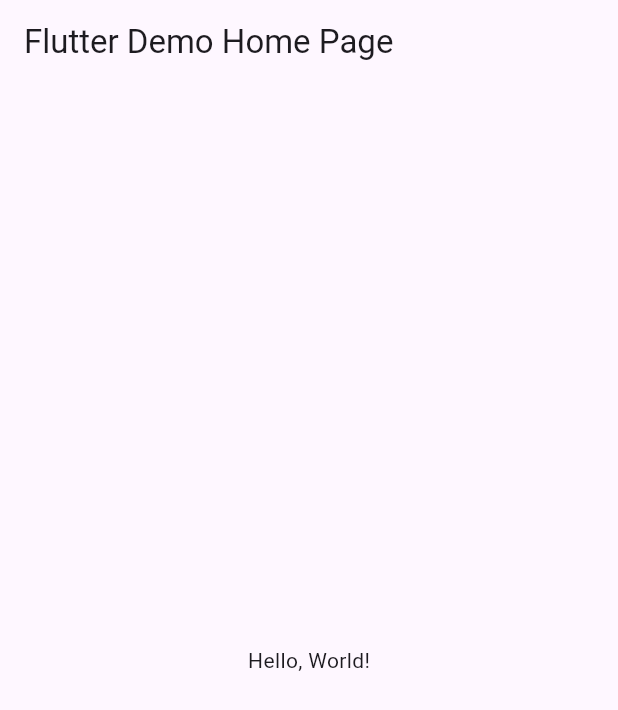
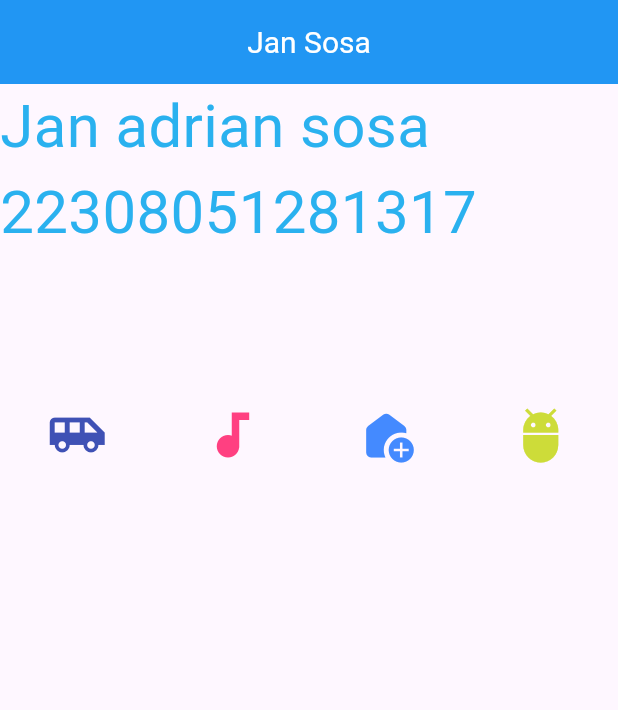
Before and after one commit to Adrian-sosaa/p9_v1_icons, a Flutter app: the screen it shows after launch, on a phone screen of 412 x 824 dp. Shown: the top 710 px of the screen. Run offline on Flutter 3.47's test engine with Material 3 defaults, Android fonts, the phone set to English and light mode, and no system bars.

Commit message:
Jan sosa

```diff
--- a/lib/main.dart
+++ b/lib/main.dart
@@ -1,43 +1,56 @@
 import 'package:flutter/material.dart';
 
-void main() => runApp(MyApp());
+void main() => runApp(const MisIconosApp());
 
-class MyApp extends StatelessWidget {
-  const MyApp({super.key});
-  // This widget is the root of your application.
+class MisIconosApp extends StatelessWidget {
+  const MisIconosApp({Key? key}) : super(key: key);
+
   @override
   Widget build(BuildContext context) {
     return MaterialApp(
-      // Application name
-      title: 'Flutter Hello World',
-      // Application theme data, you can set the colors for the application as
-      // you want
-      theme: ThemeData(
-        // useMaterial3: false,
-        primarySwatch: Colors.blue,
-      ),
-      // A widget which will be started on application startup
-      home: MyHomePage(title: 'Flutter Demo Home Page'),
+      debugShowCheckedModeBanner: false,
+      home: Scaffold(
+          appBar: AppBar(
+            title: const Text("Jan Sosa"),
+            titleTextStyle: const TextStyle(color: Colors.white, fontSize: 20),
+            centerTitle: true,
+            backgroundColor: Colors.blue,
+          ),
+          body: const Column(
+            children: <Widget>[
+              Text("Jan adrian sosa 22308051281317",
+                  style: TextStyle(fontSize: 40, color: Color(0xff2ab1ef))),
+              SizedBox(
+                height: 100,
+              ),
+              Row(
+                mainAxisAlignment: MainAxisAlignment.spaceAround,
+                children: <Widget>[
+                  Icon(
+                    Icons.airport_shuttle,
+                    color: Colors.indigo,
+                    size: 40.0,
+                    semanticLabel: 'Text to announce in accessibility modes',
+                  ),
+                  Icon(
+                    Icons.audiotrack,
+                    color: Colors.pinkAccent,
+                    size: 40.0,
+                  ),
+                  Icon(
+                    Icons.add_home_rounded,
+                    color: Colors.blueAccent,
+                    size: 40.0,
+                  ),
+                  Icon(
+                    Icons.adb,
+                    color: Colors.lime,
+                    size: 40.0,
+                  ),
+                ],
+              ),
+            ],
+          )),
     );
   }
 }
-
-class MyHomePage extends StatelessWidget {
-  final String title;
-  const MyHomePage({super.key, required this.title});
-
-  @override
-  Widget build(BuildContext context) {
-    return Scaffold(
-      appBar: AppBar(
-        // The title text which will be shown on the action bar
-        title: Text(title),
-      ),
-      body: Center(
-        child: Text(
-          'Hello, World!',
-        ),
-      ),
-    );
-  }
-}
```
Also changed, not shown: icons.PNG (added).
